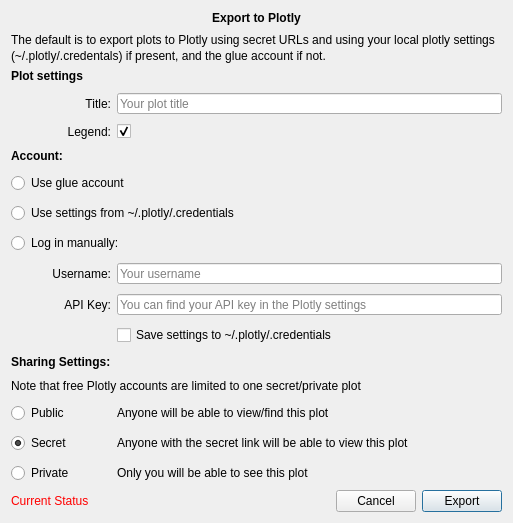
Qt form glue/plugins/exporters/plotly/qt/exporter.ui (glue-viz/glue) before a commit.
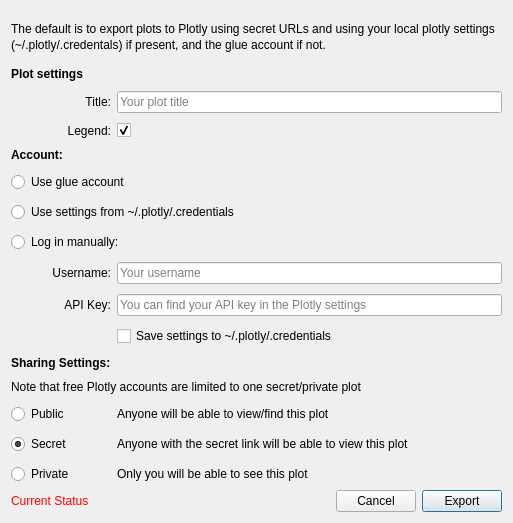
The same form after that commit.

Commit message: Remove unnecessary dialog titles and adjust font sizes in relative terms for places where we want to keep a non-default font size

```diff
--- a/glue/plugins/exporters/plotly/qt/exporter.ui
+++ b/glue/plugins/exporters/plotly/qt/exporter.ui
@@ -14,22 +14,6 @@
    <string>Export to Plotly</string>
   </property>
   <layout class="QVBoxLayout" name="verticalLayout">
-   <item>
-    <widget class="QLabel" name="label_10">
-     <property name="font">
-      <font>
-       <weight>75</weight>
-       <bold>true</bold>
-      </font>
-     </property>
-     <property name="text">
-      <string>Export to Plotly</string>
-     </property>
-     <property name="alignment">
-      <set>Qt::AlignCenter</set>
-     </property>
-    </widget>
-   </item>
    <item>
     <widget class="QLabel" name="label_6">
      <property name="text">
```
The commit also changes 5 other files.
